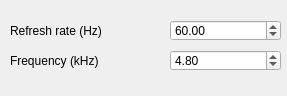
mshroyer/noisylcd, file noisysettings.ui: the form before one commit.
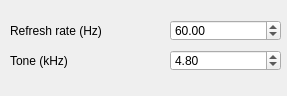
The form after the commit.

Commit message: Enable basic line pattern drawing

```diff
--- a/noisysettings.ui
+++ b/noisysettings.ui
@@ -71,7 +71,7 @@
     </rect>
    </property>
    <property name="text">
-    <string>Frequency (kHz)</string>
+    <string>Tone (kHz)</string>
    </property>
   </widget>
  </widget>
```
Left out of the diff: 4 changed lines with no effect on the pictures. The commit also changes 2 other files.
